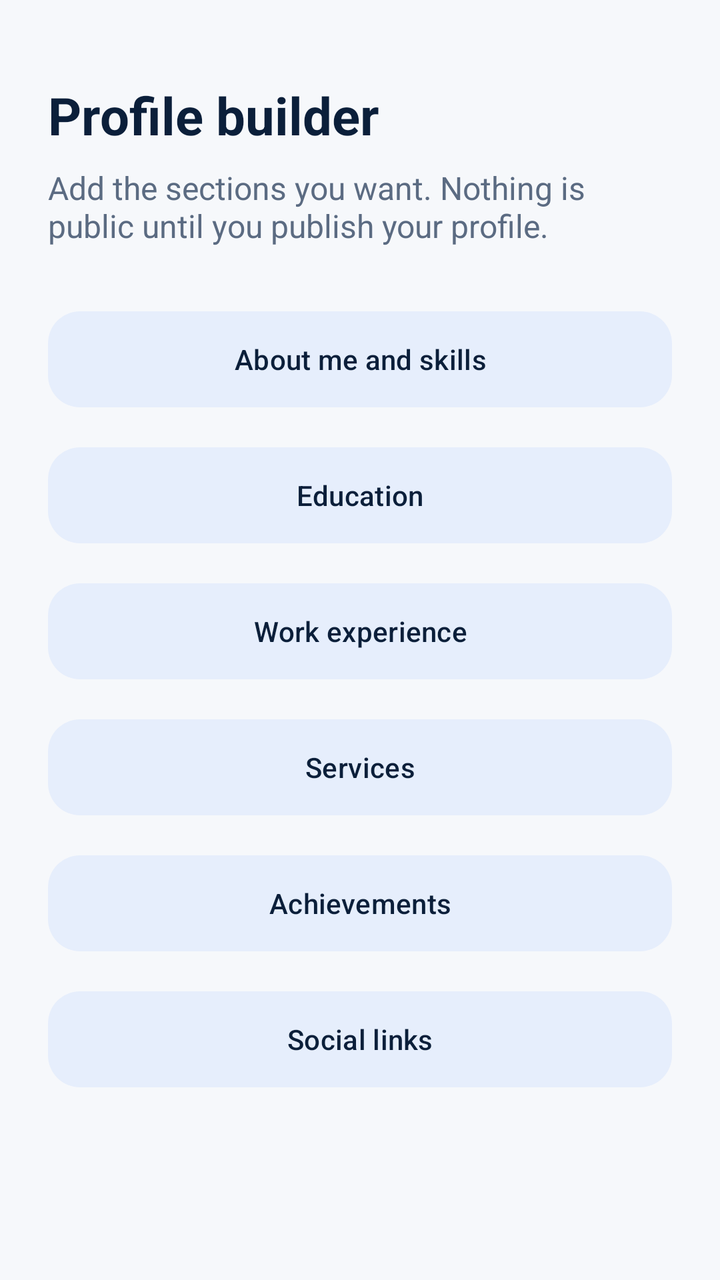
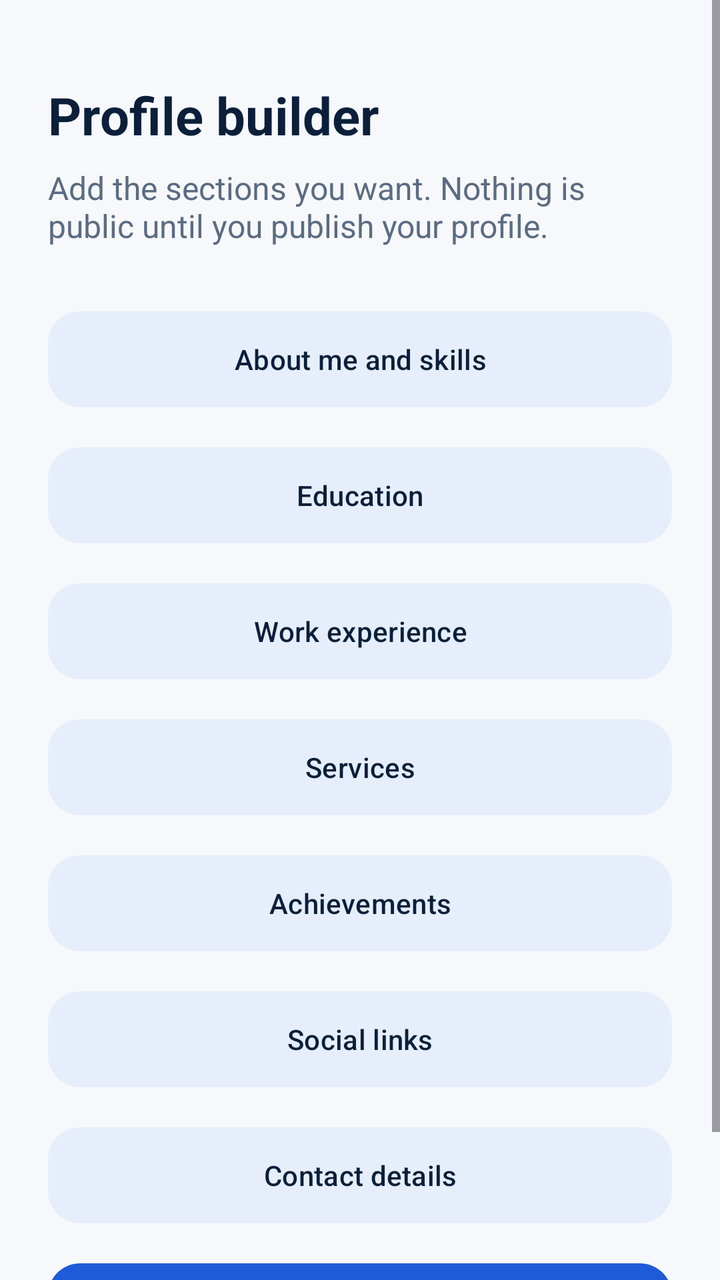

Two renders of the same Android screen: before a commit and after it. Below are the layout's source before the change and the commit's diff.
<!-- AndroidManifest.xml: application theme Theme.MyProfile -->
<!-- res/layout/activity_profile_builder.xml -->
<?xml version="1.0" encoding="utf-8"?>
<FrameLayout
    xmlns:android="http://schemas.android.com/apk/res/android"
    xmlns:app="http://schemas.android.com/apk/res-auto"
    android:layout_width="match_parent"
    android:layout_height="match_parent"
    android:background="@color/background"
    android:fitsSystemWindows="true">

    <ScrollView
        android:layout_width="match_parent"
        android:layout_height="match_parent"
        android:fillViewport="true">

        <LinearLayout
            android:layout_width="match_parent"
            android:layout_height="wrap_content"
            android:orientation="vertical"
            android:padding="24dp">

            <TextView
                android:layout_width="match_parent"
                android:layout_height="wrap_content"
                android:layout_marginTop="16dp"
                android:text="@string/builder_title"
                android:textColor="@color/navy_900"
                android:textSize="26sp"
                android:textStyle="bold" />

            <TextView
                android:layout_width="match_parent"
                android:layout_height="wrap_content"
                android:layout_marginTop="8dp"
                android:text="@string/builder_subtitle"
                android:textColor="@color/text_secondary"
                android:textSize="16sp" />

            <com.google.android.material.button.MaterialButton
                android:id="@+id/btnAbout"
                style="@style/Widget.Material3.Button.TonalButton"
                android:layout_width="match_parent"
                android:layout_height="56dp"
                android:layout_marginTop="28dp"
                android:text="@string/builder_about"
                app:cornerRadius="16dp" />

            <com.google.android.material.button.MaterialButton
                android:id="@+id/btnEducation"
                style="@style/Widget.Material3.Button.TonalButton"
                android:layout_width="match_parent"
                android:layout_height="56dp"
                android:layout_marginTop="12dp"
                android:text="@string/section_education"
                app:cornerRadius="16dp" />

            <com.google.android.material.button.MaterialButton
                android:id="@+id/btnExperience"
                style="@style/Widget.Material3.Button.TonalButton"
                android:layout_width="match_parent"
                android:layout_height="56dp"
                android:layout_marginTop="12dp"
                android:text="@string/section_experience"
                app:cornerRadius="16dp" />

            <com.google.android.material.button.MaterialButton
                android:id="@+id/btnServices"
                style="@style/Widget.Material3.Button.TonalButton"
                android:layout_width="match_parent"
                android:layout_height="56dp"
                android:layout_marginTop="12dp"
                android:text="@string/section_services"
                app:cornerRadius="16dp" />

            <com.google.android.material.button.MaterialButton
                android:id="@+id/btnAchievements"
                style="@style/Widget.Material3.Button.TonalButton"
                android:layout_width="match_parent"
                android:layout_height="56dp"
                android:layout_marginTop="12dp"
                android:text="@string/section_achievements"
                app:cornerRadius="16dp" />

            <com.google.android.material.button.MaterialButton
                android:id="@+id/btnSocial"
                style="@style/Widget.Material3.Button.TonalButton"
                android:layout_width="match_parent"
                android:layout_height="56dp"
                android:layout_marginTop="12dp"
                android:layout_marginBottom="16dp"
                android:text="@string/section_social"
                app:cornerRadius="16dp" />
        </LinearLayout>
    </ScrollView>
</FrameLayout>
<!-- resources referenced by this layout -->
<resources>
  <color name="background">#F6F8FB</color>
  <color name="navy_900">#0B1F3A</color>
  <color name="text_secondary">#5B6B82</color>
  <string name="builder_about">About me and skills</string>
  <string name="builder_subtitle">Add the sections you want. Nothing is public until you publish your profile.</string>
  <string name="builder_title">Profile builder</string>
  <string name="section_achievements">Achievements</string>
  <string name="section_education">Education</string>
  <string name="section_experience">Work experience</string>
  <string name="section_services">Services</string>
  <string name="section_social">Social links</string>
  <style name="Theme.MyProfile" parent="Theme.Material3.Light.NoActionBar">
          <item name="colorPrimary">@color/blue_600</item>
          <item name="colorOnPrimary">@color/surface</item>
          <item name="colorPrimaryContainer">@color/blue_100</item>
          <item name="colorOnPrimaryContainer">@color/navy_900</item>
          <item name="colorSecondary">@color/navy_700</item>
          <item name="colorOnSecondary">@color/surface</item>
          <item name="colorSecondaryContainer">@color/blue_100</item>
          <item name="colorOnSecondaryContainer">@color/navy_900</item>
          <item name="colorSurface">@color/surface</item>
          <item name="colorOnSurface">@color/text_primary</item>
          <item name="colorOnSurfaceVariant">@color/text_secondary</item>
          <item name="colorOutline">@color/divider</item>
          <item name="colorError">@color/error</item>
          <item name="android:colorBackground">@color/background</item>
          <item name="android:windowLightStatusBar">true</item>
      </style>
  <color name="blue_600">#1E5BD8</color>
  <color name="surface">#FFFFFF</color>
  <color name="blue_100">#E6EEFC</color>
  <color name="navy_700">#12305C</color>
  <color name="text_primary">#0F172A</color>
  <color name="divider">#E2E8F0</color>
  <color name="error">#C62828</color>
</resources>

<!-- the commit's change to res/layout/activity_profile_builder.xml (unified diff, before → after) -->
@@ -86,8 +86,25 @@
                 android:layout_width="match_parent"
                 android:layout_height="56dp"
                 android:layout_marginTop="12dp"
+                android:text="@string/section_social"
+                app:cornerRadius="16dp" />
+
+            <com.google.android.material.button.MaterialButton
+                android:id="@+id/btnContact"
+                style="@style/Widget.Material3.Button.TonalButton"
+                android:layout_width="match_parent"
+                android:layout_height="56dp"
+                android:layout_marginTop="12dp"
+                android:text="@string/btn_contact"
+                app:cornerRadius="16dp" />
+
+            <com.google.android.material.button.MaterialButton
+                android:id="@+id/btnPrivacy"
+                android:layout_width="match_parent"
+                android:layout_height="56dp"
+                android:layout_marginTop="12dp"
                 android:layout_marginBottom="16dp"
-                android:text="@string/section_social"
+                android:text="@string/btn_privacy"
                 app:cornerRadius="16dp" />
         </LinearLayout>
     </ScrollView>
<!-- resource entries referenced after the edit -->
@@ -3,6 +3,8 @@
   <color name="background">#F6F8FB</color>
   <color name="navy_900">#0B1F3A</color>
   <color name="text_secondary">#5B6B82</color>
+  <string name="btn_contact">Contact details</string>
+  <string name="btn_privacy">Privacy settings</string>
   <string name="builder_about">About me and skills</string>
   <string name="builder_subtitle">Add the sections you want. Nothing is public until you publish your profile.</string>
   <string name="builder_title">Profile builder</string>
